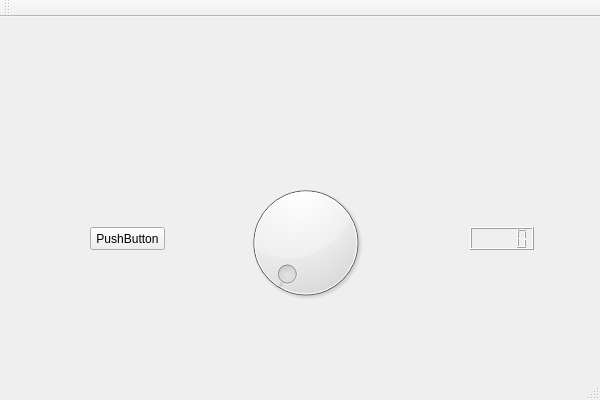
Qt form RootTools/AbilityEditor/UI/AbilityEditor.ui (kevinortegren/zombieshroom) before a commit.
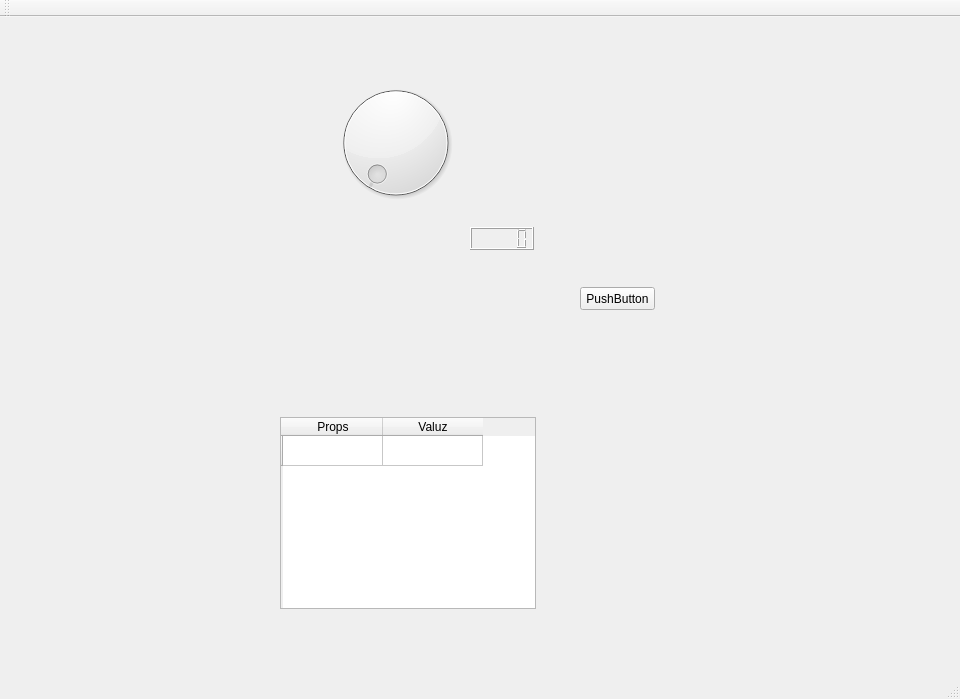
The same form after that commit.

The edit to the form file:
```diff
--- a/RootTools/AbilityEditor/UI/AbilityEditor.ui
+++ b/RootTools/AbilityEditor/UI/AbilityEditor.ui
@@ -6,8 +6,8 @@
    <rect>
     <x>0</x>
     <y>0</y>
-    <width>600</width>
-    <height>400</height>
+    <width>960</width>
+    <height>699</height>
    </rect>
   </property>
   <property name="windowTitle">
@@ -17,8 +17,8 @@
    <widget class="QPushButton" name="pushButton">
     <property name="geometry">
      <rect>
-      <x>90</x>
-      <y>210</y>
+      <x>580</x>
+      <y>270</y>
       <width>75</width>
       <height>23</height>
      </rect>
@@ -40,13 +40,38 @@
    <widget class="QDial" name="dial">
     <property name="geometry">
      <rect>
-      <x>230</x>
-      <y>160</y>
+      <x>320</x>
+      <y>60</y>
       <width>151</width>
       <height>131</height>
      </rect>
     </property>
    </widget>
+   <widget class="QTableWidget" name="tableWidget">
+    <property name="geometry">
+     <rect>
+      <x>280</x>
+      <y>400</y>
+      <width>256</width>
+      <height>192</height>
+     </rect>
+    </property>
+    <row>
+     <property name="text">
+      <string/>
+     </property>
+    </row>
+    <column>
+     <property name="text">
+      <string>Props</string>
+     </property>
+    </column>
+    <column>
+     <property name="text">
+      <string>Valuz</string>
+     </property>
+    </column>
+   </widget>
   </widget>
   <widget class="QMenuBar" name="menuBar">
    <property name="geometry">
```
Left out of the diff: 27 changed lines with no effect on the pictures.
